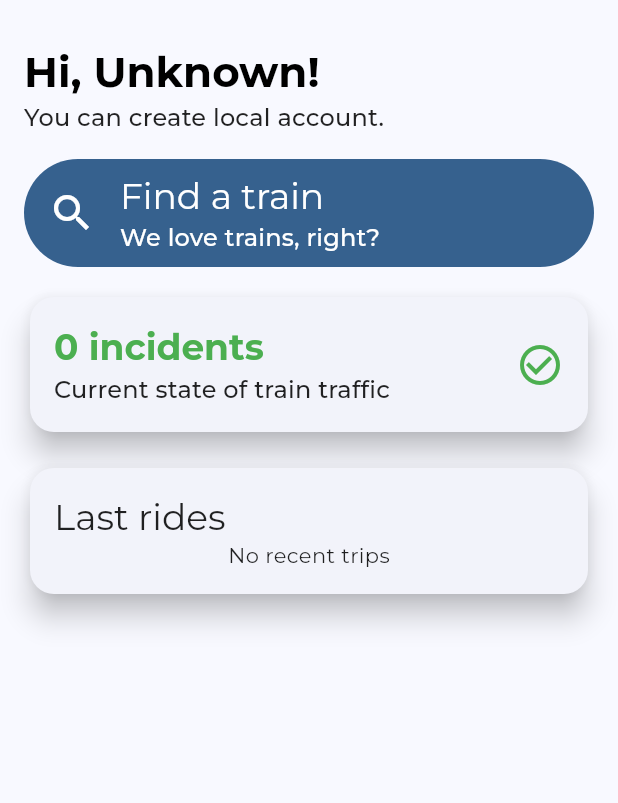
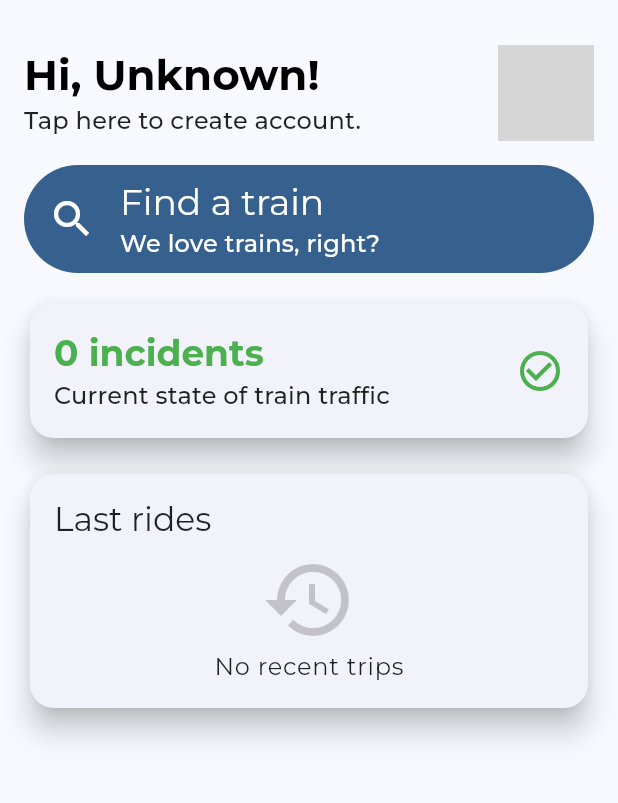
Before and after one commit to yardexx/Tranvel, a Flutter app: the screen it shows after launch, on a phone screen of 412 x 824 dp, the part 63-866 px from its top. Run offline on Flutter 3.47's test engine with Material 2 defaults, Android fonts, the light colour scheme and no system bars; our stand-ins replace bloc, equatable, floor, flutter_bloc, google_fonts, hydrated_bloc and 2 more; accounts and stored records are empty; generated files the repository leaves out were written again; network calls fail; grey boxes are pictures that could not be loaded.

Commit message:
feat: Base version of profile

```diff
--- a/lib/home/widgets/trip_history_card.dart
+++ b/lib/home/widgets/trip_history_card.dart
@@ -2,6 +2,8 @@ import 'package:flutter/material.dart';
 import 'package:flutter_bloc/flutter_bloc.dart';
 import 'package:intl/intl.dart';
 import 'package:trainvel/ticket_catalog/cubit/ticket_catalog_cubit.dart';
+import 'package:trainvel/ticket_catalog/models/ticket.dart';
+import 'package:trainvel/utils/utils.dart';
 
 class TripHistoryCard extends StatelessWidget {
   const TripHistoryCard({
@@ -10,19 +12,13 @@ class TripHistoryCard extends StatelessWidget {
 
   @override
   Widget build(BuildContext context) {
-    final theme = Theme.of(context);
     context.watch<TicketCatalogCubit>().fetchTickets();
 
-    return Card(
-      child: Padding(
-        padding: const EdgeInsets.all(16),
+    return BlueCard(
+      title: 'Last rides',
       child: Column(
         crossAxisAlignment: CrossAxisAlignment.start,
         children: [
-            Text(
-              'Last rides',
-              style: theme.textTheme.headline5,
-            ),
           BlocBuilder<TicketCatalogCubit, TicketCatalogState>(
             builder: (context, state) {
               switch (state.status) {
@@ -34,17 +30,38 @@ class TripHistoryCard extends StatelessWidget {
                 case TicketCatalogStatus.success:
                   final trips = state.tickets;
                   if (trips.isEmpty) {
+                    return EmptyHistory();
+                  }
+                  return RideHistory(trips: trips);
+                case TicketCatalogStatus.failure:
                   return const Center(
-                        child: Text('No recent trips'),
+                    child: Text('Failed to load history'),
                   );
               }
+            },
+          ),
+        ],
+      ),
+    );
+  }
+}
+
+class RideHistory extends StatelessWidget {
+  const RideHistory({
+    super.key,
+    required this.trips,
+  });
+
+  final List<Ticket> trips;
+
+  @override
+  Widget build(BuildContext context) {
     return ListView.separated(
       physics: const NeverScrollableScrollPhysics(),
       itemCount: trips.length < 3 ? trips.length : 3,
       shrinkWrap: true,
       itemBuilder: (context, index) {
         return ListTile(
-                          onTap: () => debugPrint('ListTile tapped.'),
           title: Text(
             '${trips[index].train.journey.first.name} - '
             '${trips[index].train.journey.last.name}',
@@ -64,15 +81,31 @@ class TripHistoryCard extends StatelessWidget {
       },
       separatorBuilder: (_, __) => const Divider(),
     );
-                  case TicketCatalogStatus.failure:
-                    return const Center(
-                      child: Text('Failed to load history'),
-                    );
   }
-              },
+}
+
+class EmptyHistory extends StatelessWidget {
+  const EmptyHistory({
+    super.key,
+  });
+
+  @override
+  Widget build(BuildContext context) {
+    final theme = Theme.of(context);
+
+    return Center(
+      child: Column(
+        children: [
+          Icon(
+            Icons.history,
+            size: 64,
+            color: Colors.black.withOpacity(.2),
+          ),
+          Text(
+            'No recent trips',
+            style: theme.textTheme.bodyLarge,
           ),
         ],
-        ),
       ),
     );
   }
--- a/lib/home/widgets/user_card.dart
+++ b/lib/home/widgets/user_card.dart
@@ -30,18 +30,18 @@ class UserCard extends StatelessWidget {
               ),
               Text(
                 user.name == 'Unknown'
-                    ? 'You can create local account.'
+                    ? 'Tap here to create account.'
                     : "Hope, you're having a good day.",
                 style: theme.textTheme.subtitle1,
               ),
             ],
           ),
-          // const CircleAvatar(
-          //   radius: 32,
-          //   foregroundImage: NetworkImage(
-          //     'https://images.pexels.com/photos/2379005/pexels-photo-2379005.jpeg?auto=compress&cs=tinysrgb&w=1260&h=750&dpr=2',
-          //   ),
-          // ),
+          const CircleAvatar(
+            radius: 32,
+            foregroundImage: NetworkImage(
+              'https://images.pexels.com/photos/2379005/pexels-photo-2379005.jpeg?auto=compress&cs=tinysrgb&w=1260&h=750&dpr=2',
+            ),
+          ),
         ],
       ),
     );
--- a/lib/result/widgets/train_chip.dart
+++ b/lib/result/widgets/train_chip.dart
@@ -15,7 +15,7 @@ class TrainChip extends StatelessWidget {
     return DecoratedBox(
       decoration: BoxDecoration(
         borderRadius: BorderRadius.circular(32),
-        border: Border.all(color: Colors.grey, width: 2),
+        border: Border.all(width: 2),
       ),
       child: Padding(
         padding: const EdgeInsets.all(4),
--- /dev/null
+++ b/lib/utils/widgets/blue_card.dart
@@ -0,0 +1,30 @@
+import 'package:flutter/material.dart';
+
+class BlueCard extends StatelessWidget {
+  const BlueCard({super.key, required this.title, this.child});
+
+  final String title;
+  final Widget? child;
+
+  @override
+  Widget build(BuildContext context) {
+    return Card(
+      child: Padding(
+        padding: const EdgeInsets.all(16),
+        child: Column(
+          children: [
+            SizedBox(
+              width: double.infinity,
+              child: Text(
+                title,
+                style: Theme.of(context).textTheme.titleLarge,
+              ),
+            ),
+            const SizedBox(height: 8),
+            child ?? Container()
+          ],
+        ),
+      ),
+    );
+  }
+}
--- a/lib/utils/widgets/widgets.dart
+++ b/lib/utils/widgets/widgets.dart
@@ -1 +1,2 @@
+export 'blue_card.dart';
 export 'draggable_indicator.dart';
```
Also changed, not shown: lib/result/widgets/train_card.dart (+1 -8 lines), lib/user/widgets/user_page.dart (+101 -22 lines). Lines whose indentation alone changed are shown as unchanged.
